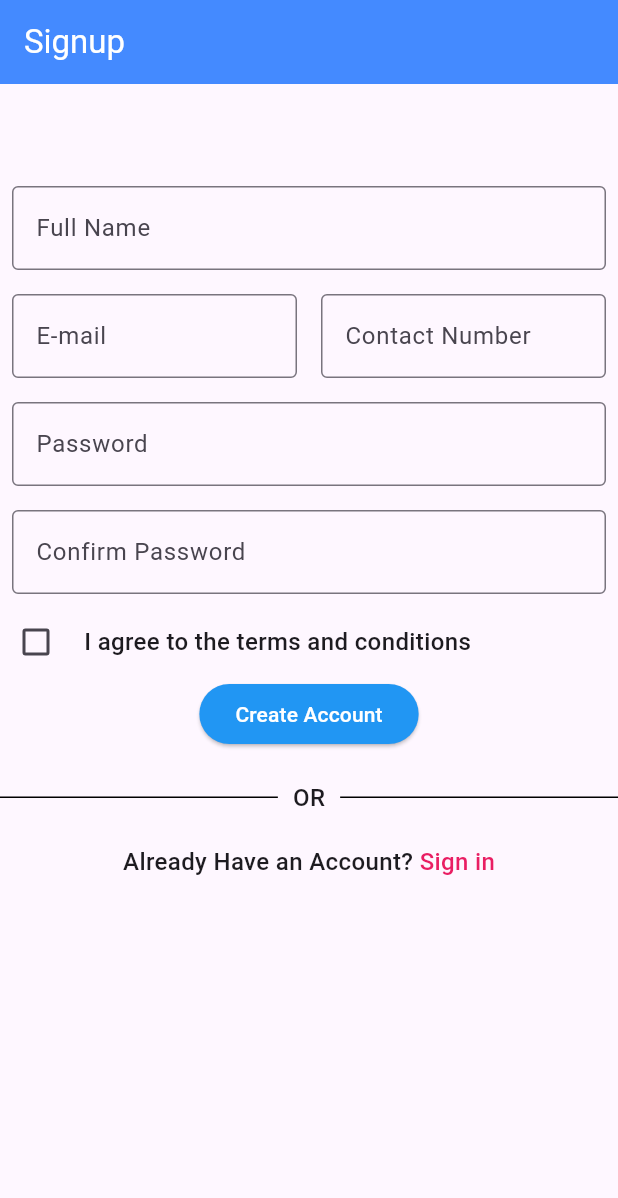
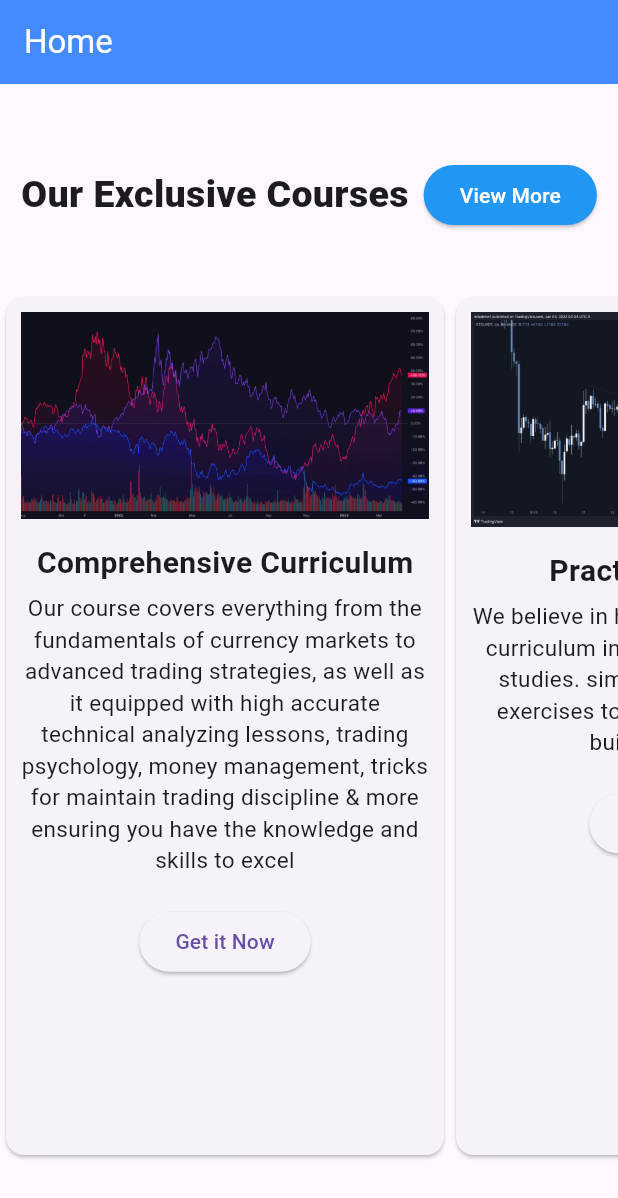
Before and after one commit to AronDevpro/flutter-intern-project, a Flutter app: the screen it shows after launch, after a tap on "Create Account", on a phone screen of 412 x 824 dp. Shown: the top 1198 px of the screen. Run offline on Flutter 3.47's test engine with Material 3 defaults, Android fonts, the phone set to English and light mode, and no system bars.

Commit message:
create home page, seperate the card

```diff
--- a/lib/main.dart
+++ b/lib/main.dart
@@ -1,5 +1,6 @@
 import 'package:flutter/material.dart';
 import 'package:flutter_intern_project/src/features/auth/signup_screen.dart';
+import 'package:flutter_intern_project/src/features/core/home_screen.dart';
 
 void main() {
   runApp(const MyApp());
@@ -10,10 +11,14 @@ class MyApp extends StatelessWidget {
 
   @override
   Widget build(BuildContext context) {
-    return const MaterialApp(
+    return MaterialApp(
       debugShowCheckedModeBanner: false,
-        title: 'Flutter Demo',
-        home: SignupScreen()
+        title: 'Flutter Intern Project',
+        initialRoute: '/',
+        routes: {
+        '/': (context) => const SignupScreen(),
+        '/second': (context) => const HomeScreen(),
+      },
     );
   }
 }
--- a/lib/src/common_widgets/card.dart
+++ b/lib/src/common_widgets/card.dart
@@ -0,0 +1,48 @@
+import 'package:flutter/material.dart';
+
+class CardComponent extends StatelessWidget {
+  final String imagePath;
+  final String title;
+  final String description;
+
+  const CardComponent(
+      {super.key,
+      required this.imagePath,
+      required this.title,
+      required this.description});
+
+  @override
+  Widget build(BuildContext context) {
+    return SizedBox(
+      width: 300.0,
+      child: Card(
+        child: Padding(
+          padding: const EdgeInsets.all(10.0),
+          child: Column(
+            children: [
+              Image.asset(imagePath, width: 300.0),
+              const SizedBox(height: 15.0),
+              Text(
+                title,
+                style: const TextStyle(
+                    fontWeight: FontWeight.w600,
+                    fontSize: 20.0),
+              ),
+              const SizedBox(height: 5.0),
+              Text(
+                description,
+                style: const TextStyle(fontSize: 15.0),
+                textAlign: TextAlign.center,
+              ),
+              const SizedBox(height: 20.0),
+              ElevatedButton(
+                onPressed: () {},
+                child: const Text("Get it Now"),
+              ),
+            ],
+          ),
+        ),
+      ),
+    );
+  }
+}
--- a/lib/src/features/core/home_screen.dart
+++ b/lib/src/features/core/home_screen.dart
@@ -1,10 +1,83 @@
 import 'package:flutter/material.dart';
+import 'package:flutter_intern_project/src/common_widgets/card.dart';
 
 class HomeScreen extends StatelessWidget {
   const HomeScreen({super.key});
 
   @override
   Widget build(BuildContext context) {
-    return const MaterialApp();
+    final List<Map<String, String>> data = [
+      {
+        "imagePath": "assets/img/img-1.jpg",
+        "title": "Comprehensive Curriculum",
+        "description": "Our course covers everything from the fundamentals of "
+            "currency markets to advanced trading strategies, as well as it equipped "
+            "with high accurate technical analyzing lessons, trading psychology, money "
+            "management, tricks for maintain trading discipline & more ensuring you have "
+            "the knowledge and skills to excel",
+      },
+      {
+        "imagePath": "assets/img/img-2.png",
+        "title": "Practical Learning",
+        "description":
+            "We believe in hands-on experience. Our curriculum includes real - world case studies. simulations, and practical exercises to reinforce learning and build confidence",
+      },
+      {
+        "imagePath": "assets/img/img-1.jpg",
+        "title": "Track Records",
+        "description":
+            "Our track record speaks for itself. Many of our past students have gone on to become successful traders, and were committed to helping you achieve the some level of success.",
+      },
+    ];
+    return Scaffold(
+        appBar: AppBar(
+          backgroundColor: Colors.blueAccent,
+          foregroundColor: Colors.white,
+          title: const Text("Home"),
+          automaticallyImplyLeading: false,
+        ),
+        body: Container(
+          padding: const EdgeInsets.symmetric(vertical: 50.0),
+          child: Column(
+            children: [
+              Row(
+                mainAxisAlignment: MainAxisAlignment.center,
+                children: [
+                  const Text(
+                    "Our Exclusive Courses",
+                    style:
+                        TextStyle(fontSize: 25.0,
+                            fontWeight:
+                            FontWeight.w800),
+                  ),
+                  const SizedBox(width: 10.0),
+                  ElevatedButton(
+                    style: ElevatedButton.styleFrom(
+                      backgroundColor: Colors.blue,
+                      foregroundColor: Colors.white,
+                    ),
+                    onPressed: () {},
+                    child: const Text("View More"),
+                  ),
+                ],
+              ),
+              const SizedBox(height: 40.0),
+              Flexible(
+                child: ListView.builder(
+                  scrollDirection: Axis.horizontal,
+                  itemCount: data.length,
+                  itemBuilder: (context, index) {
+                    final course = data[index];
+                    return CardComponent(
+                      imagePath: course["imagePath"]!,
+                      title: course["title"]!,
+                      description: course["description"]!,
+                    );
+                  },
+                ),
+              ),
+            ],
+          ),
+        ));
   }
 }
--- a/pubspec.yaml
+++ b/pubspec.yaml
@@ -59,9 +59,9 @@ flutter:
   uses-material-design: true
 
   # To add assets to your application, add an assets section, like this:
-assets:
-      - assets/img/img-1.jpg
-      - assets/img/img-2.png
+  assets:
+    - assets/img/
+      #- assets/img/img-2.png
 
   # An image asset can refer to one or more resolution-specific "variants", see
   # https://flutter.dev/assets-and-images/#resolution-aware
```
